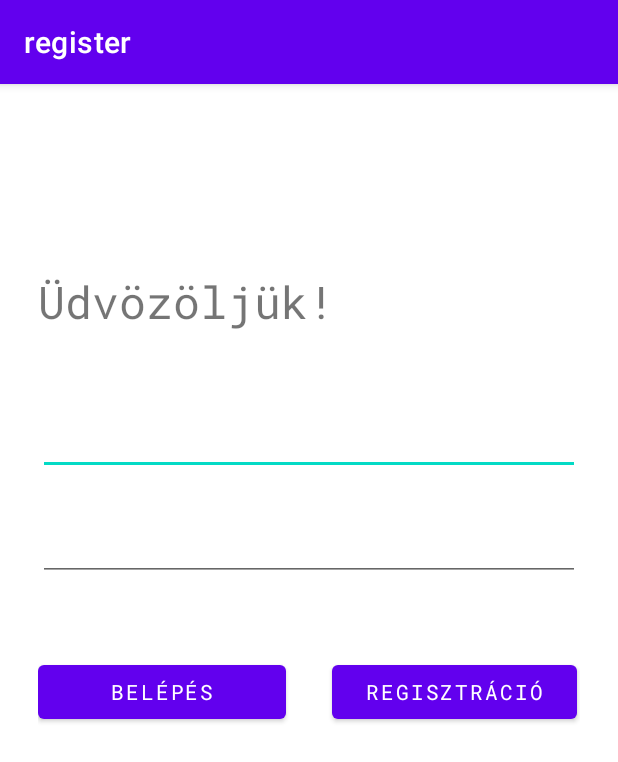
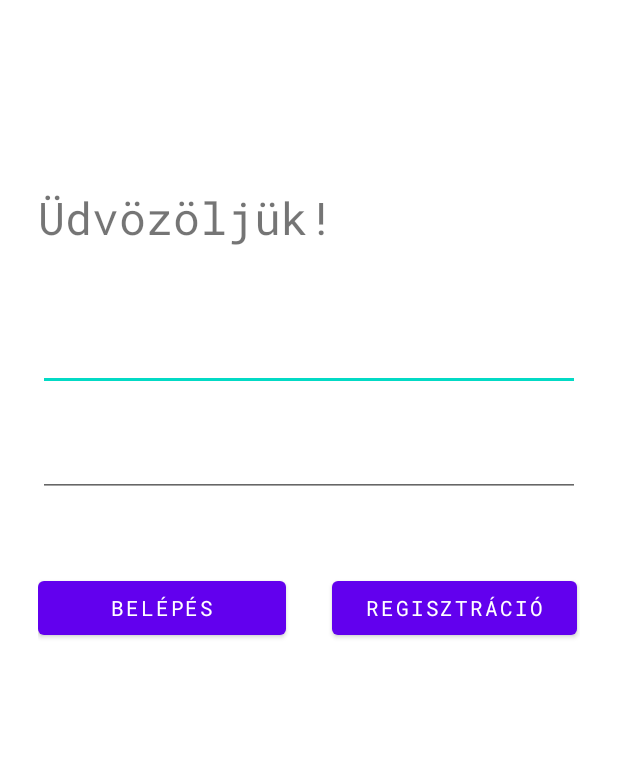
Before and after one commit to adombence/mobilalkalmazas, an Android app: the screen it shows after launch (MainActivity), on a phone screen of 412 x 824 dp. Shown: the top 762 px of the screen. Run offline under Robolectric (Android 15) with nearby library versions, the phone set to English and light mode, and no system bars.

Commit message:
Update themes.xml

```diff
--- a/register/app/src/main/res/values/themes.xml
+++ b/register/app/src/main/res/values/themes.xml
@@ -1,6 +1,6 @@
 <resources xmlns:tools="http://schemas.android.com/tools">
     <!-- Base application theme. -->
-    <style name="Theme.Register" parent="Theme.MaterialComponents.DayNight.DarkActionBar">
+    <style name="Theme.Register" parent="Theme.MaterialComponents.DayNight.NoActionBar">
         <!-- Primary brand color. -->
         <item name="colorPrimary">@color/purple_500</item>
         <item name="colorPrimaryVariant">@color/purple_700</item>
```
